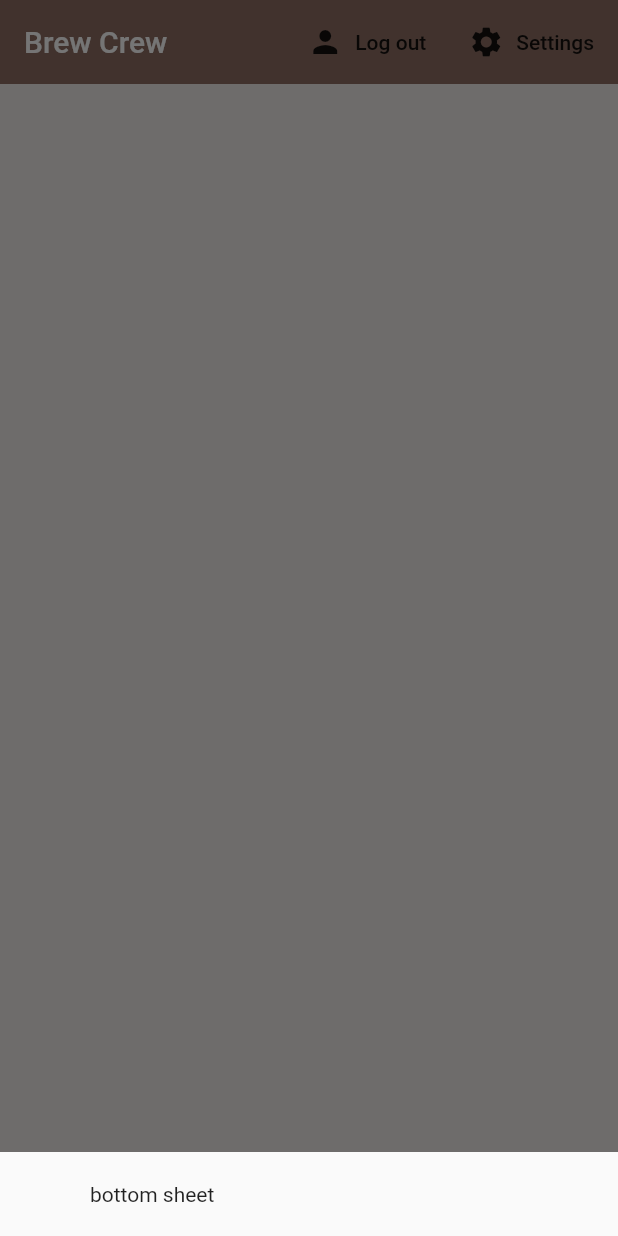
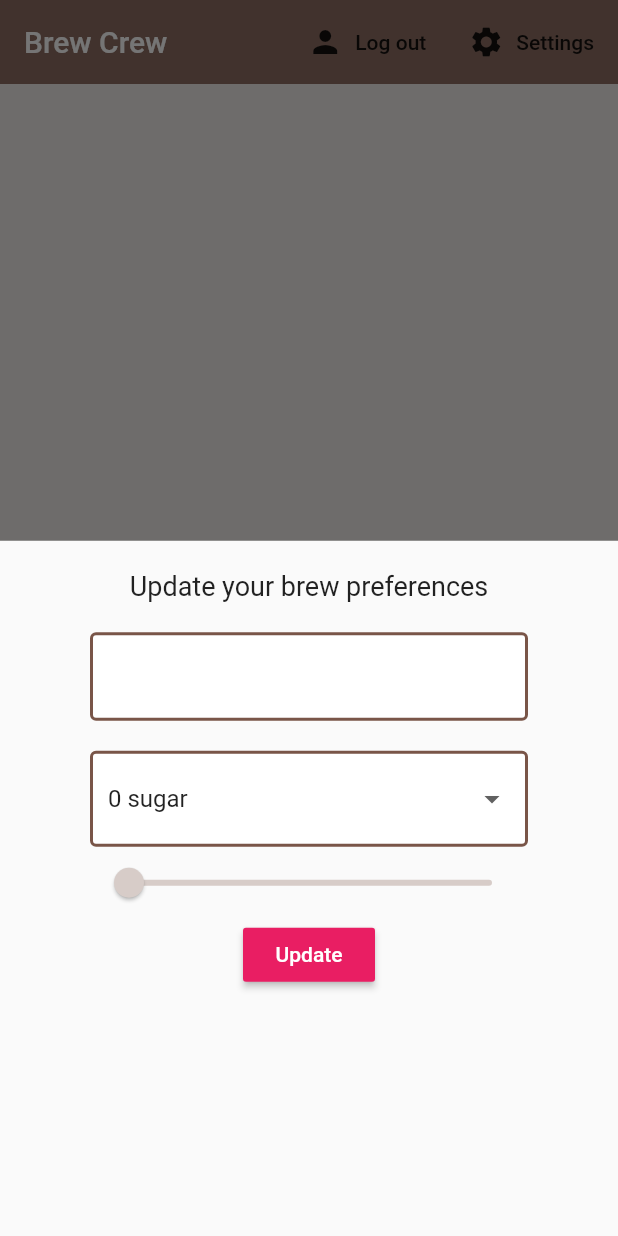
Before and after one commit to CaioHalbert/brew_crew, a Flutter app: the screen it shows once a user with an empty profile is signed in, after a tap on "Settings", on a phone screen of 412 x 824 dp. Run offline on Flutter 3.47's test engine with Material 2 defaults, Android fonts, the phone set to English and light mode, and no system bars; our stand-ins replace cloud_firestore, firebase_auth, flutter_spinkit; accounts and stored records are empty.

Commit message:
configuração do settings

```diff
--- a/lib/screens/home/home.dart
+++ b/lib/screens/home/home.dart
@@ -1,6 +1,7 @@
 // Pagina inicial da aplicação logada
 
 import 'package:brew_crew/models/brew.dart';
+import 'package:brew_crew/screens/home/settings_form.dart';
 import 'package:brew_crew/services/auth.dart';
 import "package:flutter/material.dart";
 import 'package:brew_crew/services/database.dart';
@@ -21,7 +22,7 @@ class Home extends StatelessWidget
         return Container
         (
           padding: EdgeInsets.symmetric(vertical:20.0, horizontal: 60.0),
-          child: Text('bottom sheet'),
+          child: SettingsForm(),
         );
       });
     }
--- /dev/null
+++ b/lib/screens/home/settings_form.dart
@@ -0,0 +1,91 @@
+import 'package:flutter/material.dart';
+import 'package:brew_crew/shared/constants.dart';
+
+class SettingsForm extends StatefulWidget
+{
+  @override
+  _SettingsFormState createState() => _SettingsFormState();
+}
+
+class _SettingsFormState extends State<SettingsForm>
+{
+  final _formKey = GlobalKey<FormState>();
+  final List<String> sugar = ['0', '1', '2', '3', '4'];
+
+  // form values
+  String _currentName;
+  String _currentSugar;
+  int    _currentStrength;
+
+  @override
+  Widget build(BuildContext context)
+  {
+    return Form
+    (
+      key: _formKey,
+      child: Column
+      (
+        children: <Widget>
+        [
+          Text
+          (
+            'Update your brew preferences',
+            style: TextStyle(fontSize: 18.0),
+          ),
+          SizedBox(height: 20.0),
+          TextFormField
+          (
+            decoration: textInputDecoration,
+            validator: (val) => val.isEmpty ? 'Please Enter your Name' : null,
+            onChanged: (val) => setState(() => _currentName = val),
+          ),
+          SizedBox(height: 20.0),
+
+          //dropDown
+          DropdownButtonFormField
+          (
+            decoration: textInputDecoration,
+            value: _currentSugar ?? '0',
+            items: sugar.map((sugars)
+            {
+              return DropdownMenuItem
+              (
+                value: sugars,
+                child: Text('$sugars sugar'),
+              );
+            }).toList(),
+            onChanged: (val) => setState(() => _currentSugar = val),
+          ),
+          //Slider
+          Slider
+          (
+            value: (_currentStrength ?? 100).toDouble(),
+            activeColor: Colors.brown[_currentStrength ?? 100],
+            inactiveColor: Colors.brown[_currentStrength ?? 100],
+            min: 100.0,
+            max: 900.0,
+            divisions: 8,
+            onChanged: (val) => setState(() => _currentStrength = val.round()),
+          ),
+
+          RaisedButton
+          (
+            color: Colors.pink,
+            child: Text
+            (
+              'Update',
+              style: TextStyle(color: Colors.white),
+            ),
+            onPressed: () async
+            {
+              print(_currentName);
+              print(_currentSugar);
+              print(_currentStrength);
+            },
+
+          )
+        ],
+      ),
+    );
+  }
+}
```
Also changed, not shown: 3 other files.
